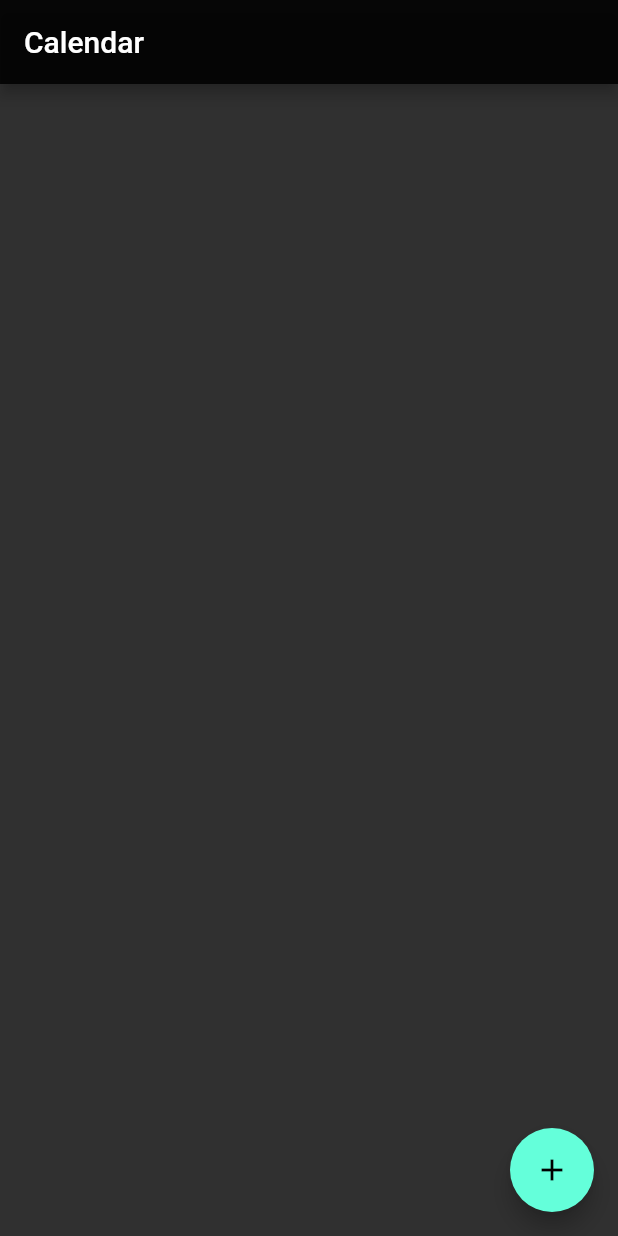
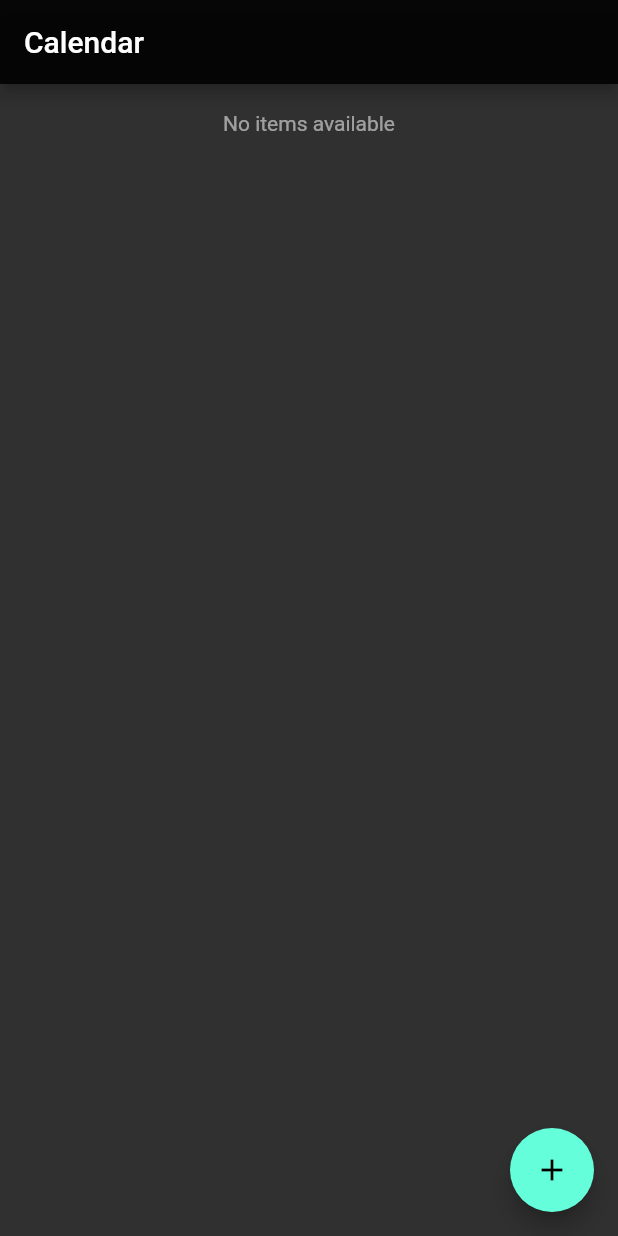
Before and after one commit to saadaminj/fluttercalendarapp, a Flutter app: the screen it shows after launch, on a phone screen of 412 x 824 dp. Run offline on Flutter 3.47's test engine with Material 2 defaults, Android fonts, the phone set to English and light mode, and no system bars; our stand-ins replace bloc, equatable, flutter_bloc; missing offline and left inert: grpc, protobuf; statements that could not run were skipped.

```diff
--- a/calendarapp/lib/blocs/events/events_bloc.dart
+++ b/calendarapp/lib/blocs/events/events_bloc.dart
@@ -31,6 +31,7 @@ class EventBloc extends Bloc<EventEvent, EventState> {
       }
     });
     on<GetEvent>((event, emit) async {
+      emit(const EventLoading());
       final response = await eventService.listEvents();
       if (response is EventListResponse) {
         emit(GetEventsState(response.events));
--- a/calendarapp/lib/screens/home_screen.dart
+++ b/calendarapp/lib/screens/home_screen.dart
@@ -69,7 +69,6 @@ class _MyHomePageState extends State<MyHomePage> {
   Widget build(BuildContext context) {
     return BlocConsumer<EventBloc, EventState>(listener: (context, state) {
       print(state);
-      print(state);
       if (state is GetEventsState) {
         setState(() {
           listOfEvents = state.eventslist;
@@ -120,20 +119,29 @@ class _MyHomePageState extends State<MyHomePage> {
                   event: state.event,
                 ),
               ]))
-            : listOfEvents.isNotEmpty
-                ? Padding(
+            : Padding(
                 padding: const EdgeInsets.only(top: 16),
                 child: Column(
                   children: [
-                        RefreshIndicator(
+                    Expanded(
+                      child: RefreshIndicator(
                           onRefresh: () {
                             _bloc.add(GetEvent());
                             return Future.value();
                           },
-                            child: Flexible(
                           child: ListView.builder(
-                                  itemCount: listOfEvents.length,
+                              itemCount: listOfEvents.isEmpty
+                                  ? 1
+                                  : listOfEvents.length,
                               itemBuilder: (context, index) {
+                                if (listOfEvents.isEmpty) {
+                                  return Container(
+                                      height: 20,
+                                      width: MediaQuery.of(context).size.width,
+                                      child: const Center(
+                                          child: Text('No items available')));
+                                }
+
                                 final item = listOfEvents[index];
                                 final itemDate = parseTimeOfDay(item.time);
                                 return Dismissible(
@@ -143,15 +151,14 @@ class _MyHomePageState extends State<MyHomePage> {
                                         child: const Align(
                                             alignment: Alignment.centerLeft,
                                             child: Padding(
-                                                    padding: EdgeInsets.only(
-                                                        left: 16.0),
+                                                padding:
+                                                    EdgeInsets.only(left: 16.0),
                                                 child: Icon(Icons.edit,
                                                     color: Colors.white)))),
                                     secondaryBackground: Container(
                                         color: Colors.red,
                                         child: const Align(
-                                                alignment:
-                                                    Alignment.centerRight,
+                                            alignment: Alignment.centerRight,
                                             child: Padding(
                                                 padding: EdgeInsets.only(
                                                     right: 16.0),
@@ -170,8 +177,7 @@ class _MyHomePageState extends State<MyHomePage> {
                                                 context,
                                                 "Delete Confirmation",
                                                 "Are you Sure you want to delete this");
-                                            if (confirmed != null &&
-                                                confirmed) {
+                                        if (confirmed != null && confirmed) {
                                           deleteItem(item.id);
                                           ScaffoldMessenger.of(context)
                                               .showSnackBar(SnackBar(
@@ -211,8 +217,7 @@ class _MyHomePageState extends State<MyHomePage> {
                                                   .toString()
                                                   .split(' ')[0],
                                               style: const TextStyle(
-                                                      fontWeight:
-                                                          FontWeight.bold,
+                                                  fontWeight: FontWeight.bold,
                                                   fontSize: 14.0),
                                             ),
                                             const SizedBox(
@@ -221,8 +226,7 @@ class _MyHomePageState extends State<MyHomePage> {
                                             Text(
                                               '${itemDate.hour.toString()}:${itemDate.minute.toString().padLeft(2, '0')}',
                                               style: const TextStyle(
-                                                      fontWeight:
-                                                          FontWeight.bold,
+                                                  fontWeight: FontWeight.bold,
                                                   fontSize: 14.0),
                                             ),
                                           ]),
@@ -234,12 +238,11 @@ class _MyHomePageState extends State<MyHomePage> {
                                         ),
                                       ),
                                     ));
-                                  }),
-                            ))
+                              })),
+                    )
                   ],
                 ),
-                  )
-                : Container(),
+              ),
         floatingActionButton: FloatingActionButton(
           onPressed: openWidget,
           tooltip: 'Add new reminder',
```
Also changed, not shown: 1 other file. Lines whose indentation alone changed are shown as unchanged.
